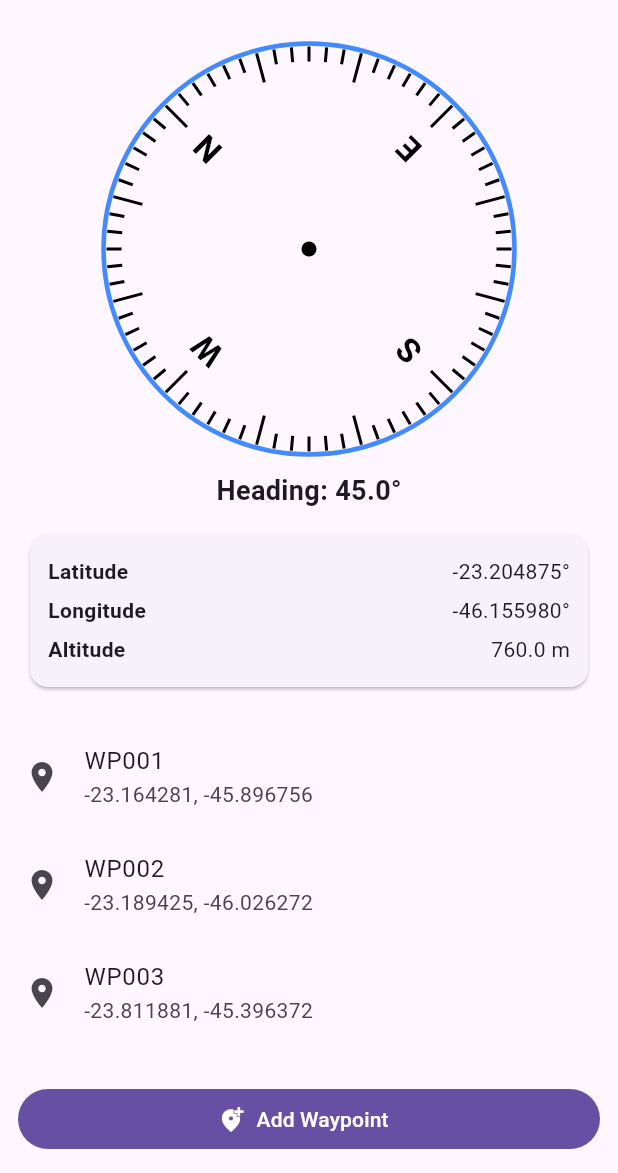
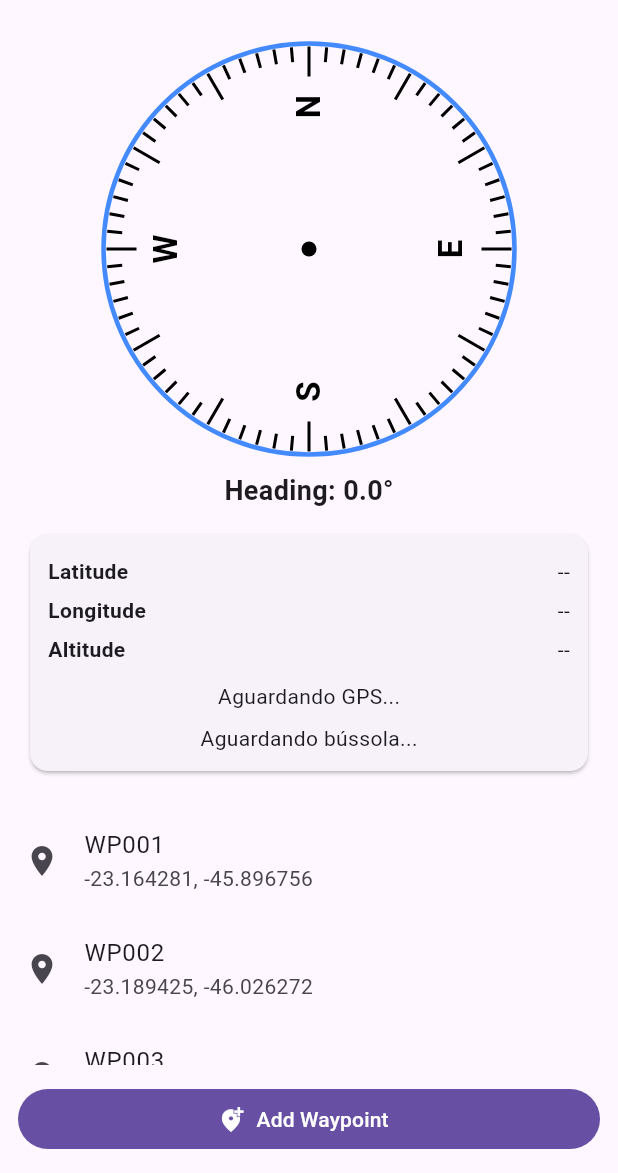
Before and after one commit to Roob-snt/flutter-20-geolocation, a Flutter app: the screen it shows after launch, on a phone screen of 412 x 824 dp, the part 63-1236 px from its top. Run offline on Flutter 3.47's test engine with Material 3 defaults, Android fonts, the phone set to English and light mode, and no system bars; our stand-ins replace geolocator, material_ui; missing offline and left inert: flutter_device_compass.

Commit message:
Captura dos dados dos sensores e atualização de interface.

```diff
--- a/lib/main.dart
+++ b/lib/main.dart
@@ -1,3 +1,7 @@
+import 'dart:async';
+
+import 'package:flutter_device_compass/flutter_device_compass.dart';
+import 'package:geolocator/geolocator.dart';
 import 'package:material_ui/material_ui.dart';
 
 import 'models/waypoint.dart';
@@ -27,10 +31,16 @@ class HomePage extends StatefulWidget {
 }
 
 class _HomePageState extends State<HomePage> {
-  double latitude = -23.2048746;
-  double longitude = -46.1559800;
-  double altitude = 760.0;
-  double heading = 45.0;
+  double? latitude;
+  double? longitude;
+  double? altitude;
+  double heading = 0.0;
+
+  String gpsStatus = 'Aguardando GPS...';
+  String compassStatus = 'Aguardando bússola...';
+
+  StreamSubscription<Position>? gpsSubscription;
+  StreamSubscription<CompassEvent>? compassSubscription;
 
   Waypoint? navegandoPara;
 
@@ -58,6 +68,93 @@ class _HomePageState extends State<HomePage> {
 
   void excluirWaypoint(Waypoint waypoint) {
     debugPrint('Voce acionou o excluir Waypoint ${waypoint.nome}');
+  }
+
+  Future<void> iniciarGPS() async {
+    try {
+      final servicoAtivo = await Geolocator.isLocationServiceEnabled();
+      if (!mounted) return;
+      if (!servicoAtivo) {
+        setState(() => gpsStatus = 'Ative a localização do dispositivo.');
+        return;
+      }
+
+      var permissao = await Geolocator.checkPermission();
+      if (!mounted) return;
+      if (permissao == LocationPermission.denied) {
+        permissao = await Geolocator.requestPermission();
+        if (!mounted) return;
+      }
+      if (permissao == LocationPermission.denied ||
+          permissao == LocationPermission.deniedForever) {
+        setState(() => gpsStatus = 'Permissão de localização não concedida.');
+        return;
+      }
+
+      gpsSubscription = Geolocator.getPositionStream(
+        locationSettings: const LocationSettings(
+          accuracy: LocationAccuracy.high,
+          distanceFilter: 1,
+        ),
+      ).listen(
+        (Position position) {
+          if (!mounted) return;
+          setState(() {
+            latitude = position.latitude;
+            longitude = position.longitude;
+            altitude = position.altitude;
+            gpsStatus = 'GPS ativo';
+          });
+        },
+        onError: (Object error) {
+          if (!mounted) return;
+          setState(() => gpsStatus = 'Erro ao obter localização.');
+          debugPrint('Erro GPS: $error');
+        },
+      );
+    } catch (error) {
+      if (!mounted) return;
+      setState(() => gpsStatus = 'Falha ao iniciar GPS.');
+      debugPrint('Falha GPS: $error');
+    }
+  }
+
+  void iniciarBussola() {
+    compassSubscription = FlutterCompass.events?.listen(
+      (CompassEvent event) {
+        if (!mounted) return;
+        if (event.heading == null) {
+          setState(() => compassStatus = 'Sensor de bússola indisponível.');
+          return;
+        }
+        setState(() {
+          heading = event.heading!;
+          compassStatus = 'Bússola ativa';
+        });
+      },
+      onError: (Object error) {
+        if (!mounted) return;
+        setState(() => compassStatus = 'Erro no sensor de bússola.');
+        debugPrint('Erro bússola: $error');
+      },
+    );
+    if (compassSubscription == null) {
+      setState(() => compassStatus = 'Sensor de bússola indisponível.');
+    }
+  }
+
+  @override
+  void initState() {
+    super.initState();
+    iniciarGPS();
+    iniciarBussola();
+  }
+
+  @override
+  void dispose() {
+    gpsSubscription?.cancel();
+    compassSubscription?.cancel();
+    super.dispose();
   }
 
   @override
@@ -109,9 +206,16 @@ class _HomePageState extends State<HomePage> {
           padding: const EdgeInsets.all(12),
           child: Column(
             children: [
-              _infoRow('Latitude', '${latitude.toStringAsFixed(6)}°'),
-              _infoRow('Longitude', '${longitude.toStringAsFixed(6)}°'),
-              _infoRow('Altitude', '${altitude.toStringAsFixed(1)} m'),
+              _infoRow('Latitude',
+                  latitude == null ? '--' : '${latitude!.toStringAsFixed(6)}°'),
+              _infoRow('Longitude',
+                  longitude == null ? '--' : '${longitude!.toStringAsFixed(6)}°'),
+              _infoRow('Altitude',
+                  altitude == null ? '--' : '${altitude!.toStringAsFixed(1)} m'),
+              const SizedBox(height: 8),
+              Text(gpsStatus),
+              const SizedBox(height: 8),
+              Text(compassStatus),
             ],
           ),
         ),
--- a/pubspec.yaml
+++ b/pubspec.yaml
@@ -1,5 +1,5 @@
 name: kgps_locator_kelvyn
-description: "A new Flutter project."
+description: "Bússola e waypoints com posição GPS."
 publish_to: 'none'
 version: 0.1.0+1
 
@@ -9,6 +9,8 @@ environment:
 dependencies:
   flutter:
     sdk: flutter
+  flutter_device_compass: ^2.2.0
+  geolocator: ^14.1.2
   material_ui: ^1.11.1
 dev_dependencies:
   flutter_test:
```
Also changed, not shown: pubspec.lock, 2 other files.
